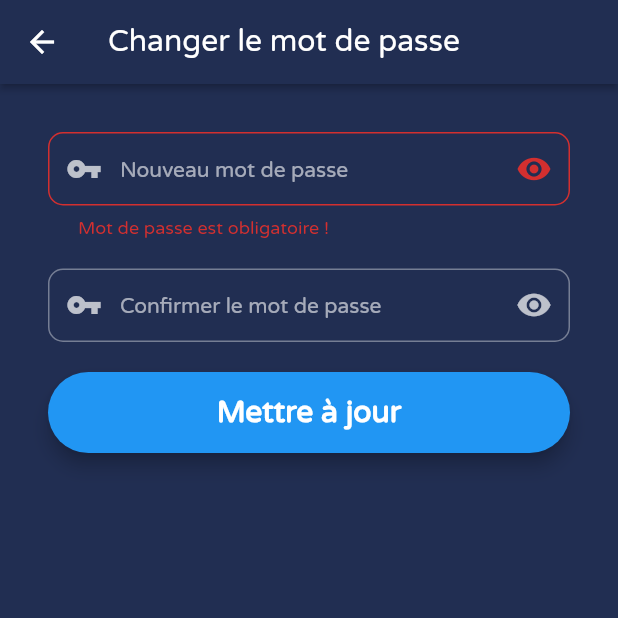
After one commit to nizarsbai/BikeApp, a Flutter app: the ChangePasswordScreen screen opened directly, after a tap on "Mettre à jour", on a phone screen of 412 x 824 dp, the top half of it. The commit adds this screen. Run offline on Flutter 3.47's test engine with Material 2 defaults, Android fonts, the phone set to English and light mode, and no system bars; our stand-ins replace cloud_firestore, connectivity_plus, email_validator, firebase_auth, firebase_core, firebase_storage and 11 more; missing offline and left inert: custom_info_window, flutter_facebook_auth, flutter_polyline_points; accounts and stored records are empty.

Commit message:
minor changes

```diff
--- /dev/null
+++ b/lib/screens/auth/change_password.dart
@@ -0,0 +1,180 @@
+import 'dart:ui';
+
+import 'package:auth_bikeapp/utils/config.dart';
+import 'package:auth_bikeapp/utils/snack_bar.dart';
+
+import 'package:firebase_auth/firebase_auth.dart';
+
+import 'package:flutter/material.dart';
+
+class ChangePasswordScreen extends StatefulWidget {
+  const ChangePasswordScreen({Key? key}) : super(key: key);
+
+  @override
+  State<ChangePasswordScreen> createState() => _ChangePasswordScreenState();
+}
+
+class _ChangePasswordScreenState extends State<ChangePasswordScreen> {
+  final passwordEditingController = TextEditingController();
+  final confirmPasswordEditingController = TextEditingController();
+  bool _obscureText = true;
+  final user = FirebaseAuth.instance.currentUser;
+  final _formkey = GlobalKey<FormState>();
+  changePassword(String np) async {
+    try {
+      await user!.updatePassword(np);
+      openSnackbar(context, "Mot de passe mis à jour", Colors.white);
+    } catch (error) {
+      openSnackbar(context, error.toString(), Colors.white54);
+    }
+  }
+
+  @override
+  Widget build(BuildContext context) {
+    //password field
+    final passwordField = TextFormField(
+        autofocus: false,
+        controller: passwordEditingController,
+        obscureText: _obscureText,
+        validator: (value) {
+          RegExp regex = RegExp(r'^.{6,}$');
+          if (value!.isEmpty) {
+            return ("Mot de passe est obligatoire !");
+          }
+          if (!regex.hasMatch(value)) {
+            return ("Veuillez saisir un mot de passe valide (Min. 6 caractères) ");
+          }
+        },
+        onSaved: (value) {
+          passwordEditingController.text = value!;
+        },
+        textInputAction: TextInputAction.next,
+        decoration: InputDecoration(
+          prefixIcon: const Icon(Icons.vpn_key),
+          suffixIcon: GestureDetector(
+            onTap: () {
+              setState(() {
+                _obscureText = !_obscureText;
+              });
+            },
+            child: Icon(_obscureText ? Icons.visibility : Icons.visibility_off),
+          ),
+          contentPadding: const EdgeInsets.fromLTRB(20, 15, 20, 15),
+          hintText: "Nouveau mot de passe",
+          hintStyle: const TextStyle(fontSize: 14),
+          border: OutlineInputBorder(
+            borderRadius: BorderRadius.circular(10),
+          ),
+        ));
+
+    //confirm password field
+    final confirmPasswordField = TextFormField(
+        autofocus: false,
+        controller: confirmPasswordEditingController,
+        obscureText: _obscureText,
+        validator: (value) {
+          if (confirmPasswordEditingController.text !=
+              passwordEditingController.text) {
+            return "Ces mots de passe ne correspondent pas. Veuillez réessayer.";
+          }
+          return null;
+        },
+        onSaved: (value) {
+          confirmPasswordEditingController.text = value!;
+        },
+        textInputAction: TextInputAction.done,
+        decoration: InputDecoration(
+          prefixIcon: const Icon(Icons.vpn_key),
+          suffixIcon: GestureDetector(
+            onTap: () {
+              setState(() {
+                _obscureText = !_obscureText;
+              });
+            },
+            child: Icon(_obscureText ? Icons.visibility : Icons.visibility_off),
+          ),
+          contentPadding: const EdgeInsets.fromLTRB(20, 15, 20, 15),
+          hintText: "Confirmer le mot de passe",
+          hintStyle: const TextStyle(fontSize: 14),
+          border: OutlineInputBorder(
+            borderRadius: BorderRadius.circular(10),
+          ),
+        ));
+    final saveButton = Material(
+      elevation: 5,
+      borderRadius: BorderRadius.circular(30),
+      color: Theme.of(context).colorScheme.primary,
+      child: MaterialButton(
+          padding: const EdgeInsets.fromLTRB(20, 15, 20, 15),
+          minWidth: MediaQuery.of(context).size.width,
+          onPressed: () {
+            changePassword(passwordEditingController.text);
+            Navigator.of(context).pop();
+          },
+          child: const Text(
+            "Mettre à jour",
+            textAlign: TextAlign.center,
+            style: TextStyle(
+                fontSize: 20, color: Colors.white, fontWeight: FontWeight.bold),
+          )),
+    );
+    return Scaffold(
+      appBar: app_bar(context, "Changer le mot de passe"),
+      body: Padding(
+        padding: const EdgeInsets.all(32),
+        child: Form(
+          key: _formkey,
+          child: ListView(children: [
+            passwordField,
+            const SizedBox(
+              height: 20,
+            ),
+            confirmPasswordField,
+            const SizedBox(
+              height: 20,
+            ),
+            Material(
+              elevation: 5,
+              borderRadius: BorderRadius.circular(30),
+              color: Theme.of(context).colorScheme.primary,
+              child: MaterialButton(
+                  padding: const EdgeInsets.fromLTRB(20, 15, 20, 15),
+                  minWidth: MediaQuery.of(context).size.width,
+                  onPressed: () {
+                    if (_formkey.currentState!.validate()) {
+                      changePassword(passwordEditingController.text);
+                      openSnackbar(
+                          context,
+                          "Mot de passe mis à jour avec succès !",
+                          Colors.white);
+                      Navigator.of(context).pop();
+                    }
+                  },
+                  child: const Text(
+                    "Mettre à jour",
+                    textAlign: TextAlign.center,
+                    style: TextStyle(
+                        fontSize: 20,
+                        color: Colors.white,
+                        fontWeight: FontWeight.bold),
+                  )),
+            ),
+          ]),
+        ),
+      ),
+    );
+  }
+
+  Future<bool> resetPassword(String email, BuildContext context) async {
+    try {
+      await FirebaseAuth.instance.sendPasswordResetEmail(email: email);
+      return true;
+    } on FirebaseAuthException catch (e) {
+      ScaffoldMessenger.of(context).showSnackBar(SnackBar(
+        content: Text(e.message.toString()),
+        backgroundColor: Colors.red,
+      ));
+      return false;
+    }
+  }
+}
--- a/lib/utils/next_screen.dart
+++ b/lib/utils/next_screen.dart
@@ -1,6 +1,10 @@
 import 'package:flutter/material.dart';
 
 void nextScreen(context, page) {
+  if(page==null)
+  {
+    return;
+  }
   Navigator.push(context, MaterialPageRoute(builder: (context) => page));
 }
 
```
Also changed, not shown: lib/screens/home/parametres_screen.dart (+29 -9 lines), lib/screens/navbar.dart (+13 -10 lines).
